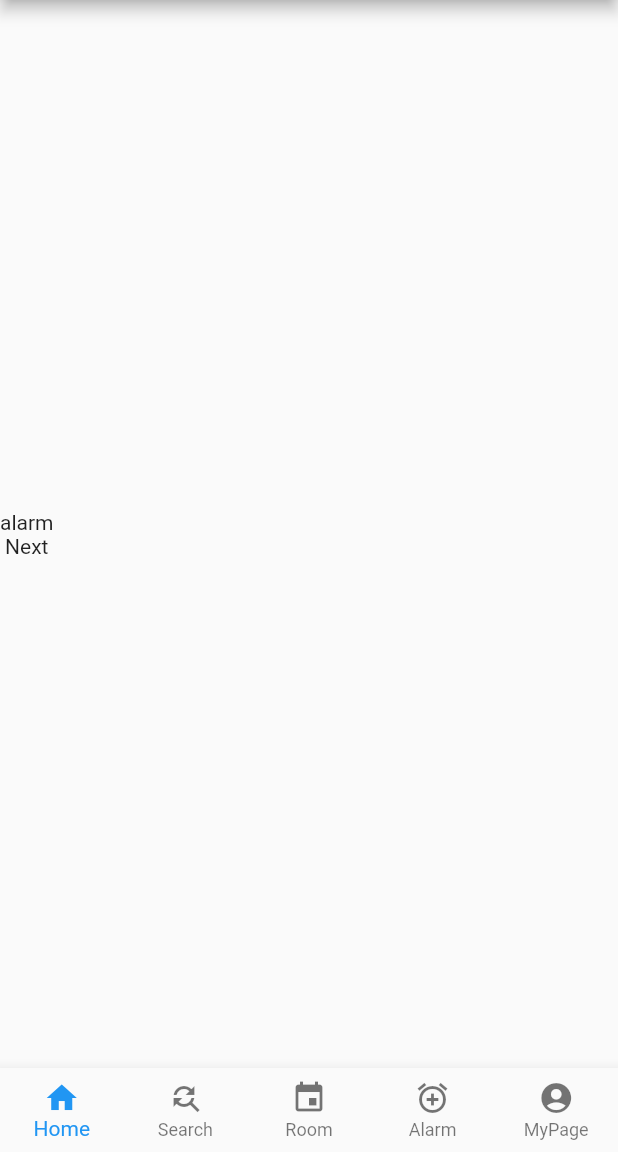
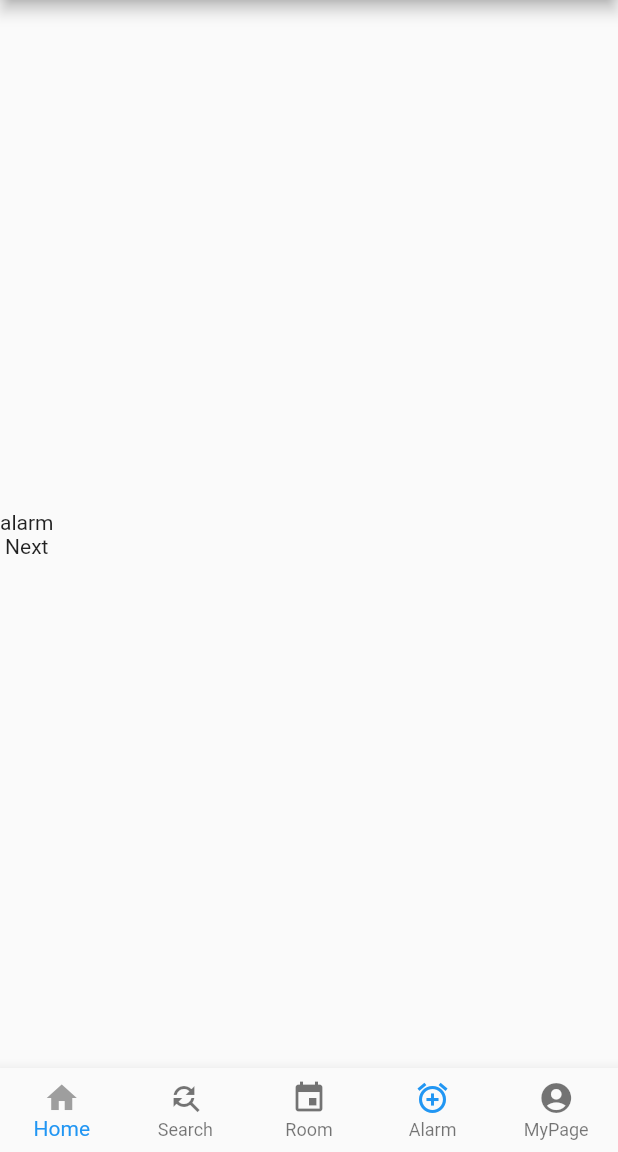
Before and after one commit to maaaaakoto35/rope, a Flutter app: the AlarmPage screen opened by its route, on a phone screen of 412 x 824 dp, the part 84-1236 px from its top. Run offline on Flutter 3.47's test engine with Material 2 defaults, Android fonts, the phone set to English and light mode, and no system bars.

Commit message:
[develop] fix icons color

```diff
--- a/lib/alarm.dart
+++ b/lib/alarm.dart
@@ -1,6 +1,7 @@
 import 'package:flutter/material.dart';
 
 class AlarmPage extends StatelessWidget {
+  int _currentIndex = 0;
   @override
   // ignore: missing_return
   Widget build(BuildContext context) {
@@ -33,10 +34,15 @@ class AlarmPage extends StatelessWidget {
       ),
       bottomNavigationBar: BottomNavigationBar(
         type: BottomNavigationBarType.fixed,
-        items: const [
+        items: const <BottomNavigationBarItem>[
           BottomNavigationBarItem(
-            icon: Icon(Icons.home),
-            title: Text('Home'),
+            icon: Icon(Icons.home, color: Colors.grey),
+            title: Text(
+              'Home',
+              style: TextStyle(
+                color: Colors.grey,
+              ),
+            ),
           ),
           BottomNavigationBarItem(
             icon: Icon(Icons.find_replace),
@@ -47,16 +53,25 @@ class AlarmPage extends StatelessWidget {
             title: Text('Room'),
           ),
           BottomNavigationBarItem(
-            icon: Icon(Icons.add_alarm),
-            title: Text('Alarm'),
+            icon: Icon(Icons.add_alarm, color: Colors.blue,),
+            title: Text(
+              'Alarm',
+              style: TextStyle(
+                color: Colors.blue,
+              ),
+            ),
           ),
           BottomNavigationBarItem(
             icon: Icon(Icons.account_circle),
             title: Text('MyPage'),
           ),
         ],
+        currentIndex: _currentIndex,
+        selectedItemColor: Colors.blue,
+        // onTap: _onItemTapped,
         onTap: (int index) {
-          print(index);
+          // print(index);
+          _currentIndex = index;
           if (index == 1) Navigator.of(context).pushNamed('/search');
           else if (index == 2) Navigator.of(context).pushNamed('/room');
           else if (index == 3) Navigator.of(context).pushNamed('/alarm');
```
Also changed, not shown: lib/main.dart (+9 -3 lines), lib/my_page.dart (+21 -6 lines), lib/room.dart (+21 -6 lines), lib/search.dart (+21 -6 lines).
